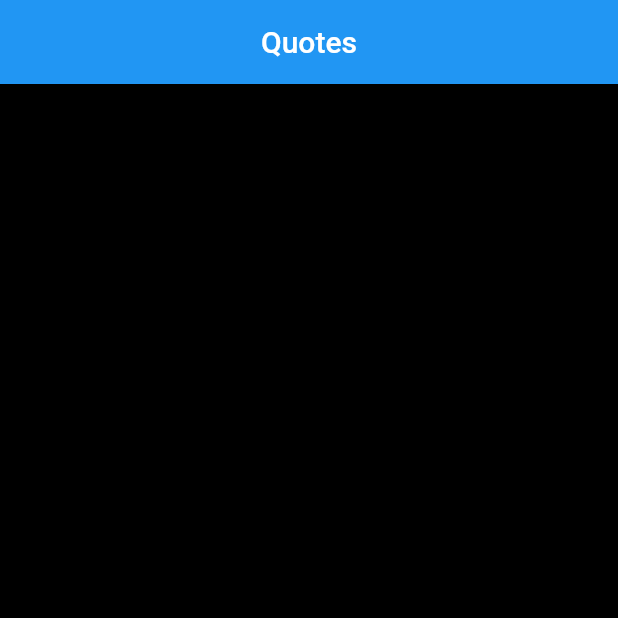
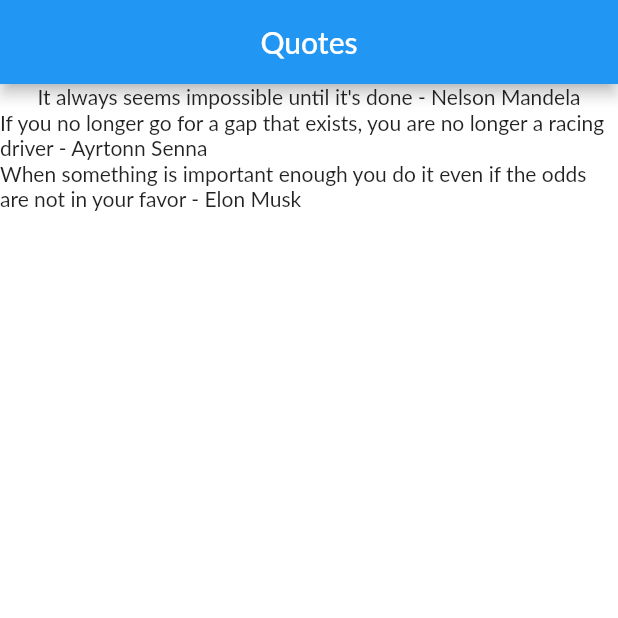
Before and after one commit to JBW7/flutter-apps, a Flutter app: the screen it shows after launch, on a phone screen of 412 x 824 dp, the top half of it. Run offline on Flutter 3.47's test engine with Material 2 defaults, Android fonts, the phone set to English and light mode, and no system bars; Roboto replaces fonts that are missing (Lato).

Commit message:
added quotes class

```diff
--- a/quotes_app/lib/main.dart
+++ b/quotes_app/lib/main.dart
@@ -1,8 +1,10 @@
 import 'package:flutter/material.dart';
+import 'quote.dart';
 
 void main() {
   runApp(MaterialApp(
-    home: quote_list()
+    home: quote_list(),
+    theme: ThemeData(fontFamily: 'Lato'),
 
   ));
 }
@@ -14,17 +16,18 @@
 
 class _quote_listState extends State<quote_list> {
 
-  List <String> quotes = [
-    "It always seems impossible until it's done",
-    "Failure is not the opposite of success, it's a part of success",
-    "When something is important enough you do it even if the odds are not iy your favor",
+  List <Quote> quotes = [
+    Quote (author: "Nelson Mandela", text: "It always seems impossible until it's done"),
+    Quote (author: "Ayrtonn Senna", text: "If you no longer go for a gap that exists, you are no longer a racing driver"),
+    Quote (author: "Elon Musk", text: "When something is important enough you do it even if the odds are not in your favor"),
   ];
+
 
   @override
   Widget build(BuildContext context) {
     return Scaffold(
 
-      backgroundColor: Colors.black,
+      backgroundColor: Colors.white,
 
       appBar: AppBar(
         backgroundColor: Colors.blue[500],
@@ -33,9 +36,8 @@
       ),
 
       body: Column(
-        children: <Widget>[
 
-        ],
+        children: quotes.map((quote) => Text('${quote.text} - ${quote.author}')).toList(),
       ),
 
     );
```
